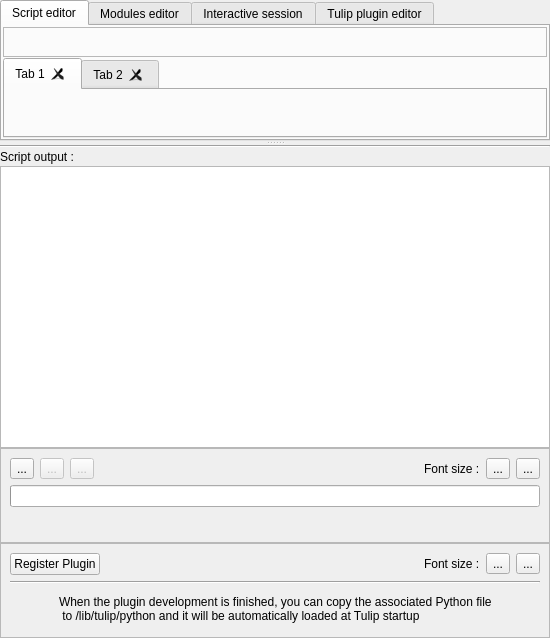
This is plugins/view/pythonscriptview/PythonScriptViewWidget.ui in jalamao/tulip-1 as Qt 5 draws it before an edit. The edited form follows.
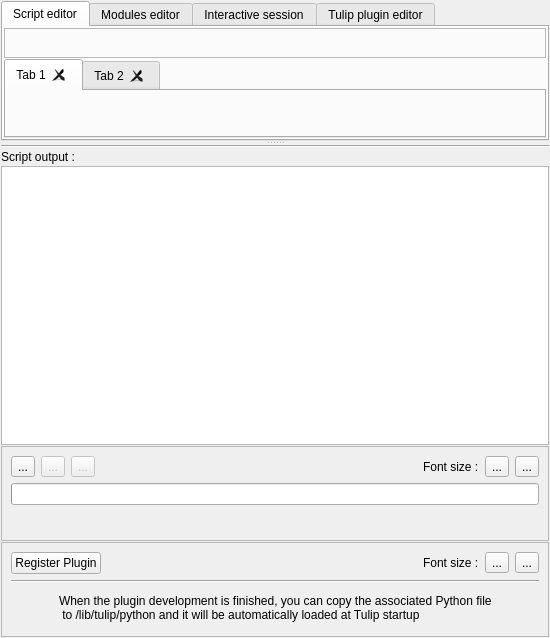
This is the edited form. Icons and pictures are not drawn. Custom widgets are drawn as their Qt base class.

```diff
--- a/plugins/view/pythonscriptview/PythonScriptViewWidget.ui
+++ b/plugins/view/pythonscriptview/PythonScriptViewWidget.ui
@@ -21,10 +21,10 @@
   </property>
   <layout class="QVBoxLayout" name="verticalLayout_7">
    <property name="spacing">
-    <number>0</number>
+    <number>1</number>
    </property>
    <property name="margin">
-    <number>0</number>
+    <number>1</number>
    </property>
    <item>
     <widget class="QSplitter" name="splitter">
```
